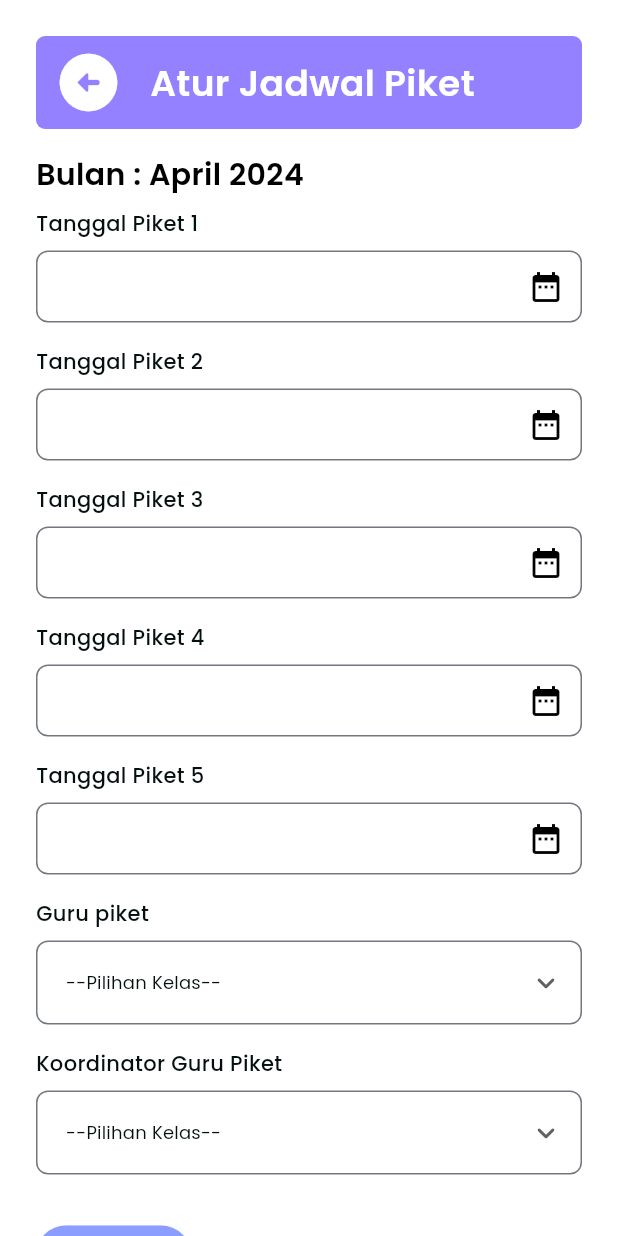
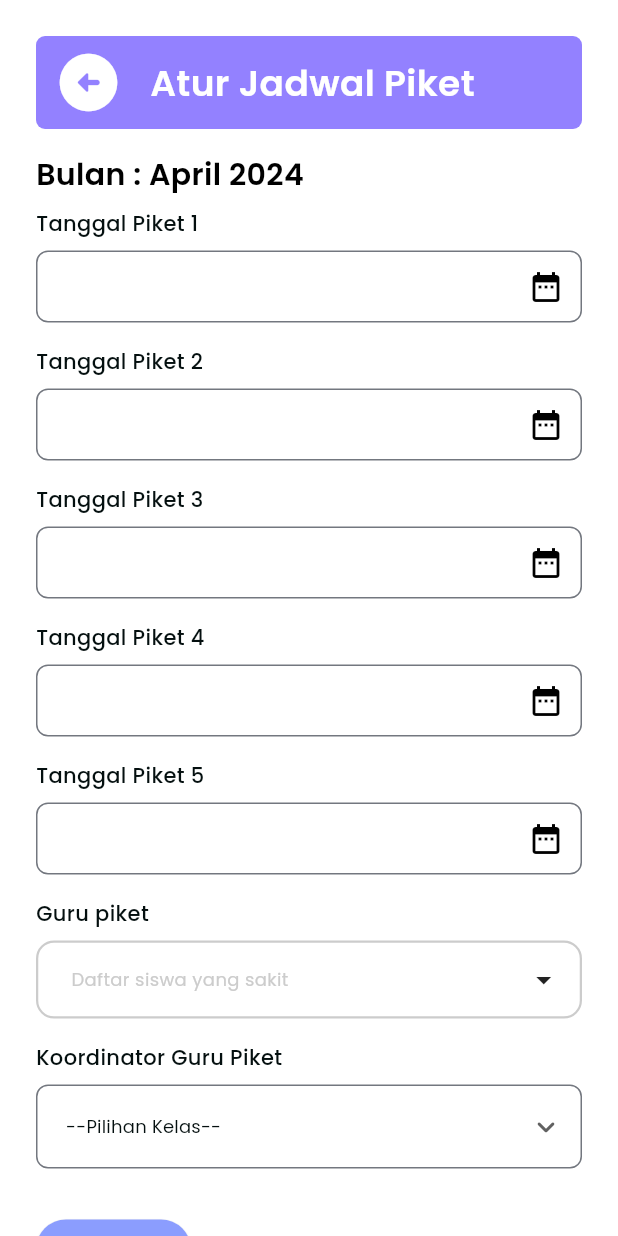
Before and after one commit to Sholid/pigur_esemkada, a Flutter app: the AturJadwalPiketScreen screen opened by its route, on a phone screen of 412 x 824 dp. Run offline on Flutter 3.47's test engine with Material 3 defaults, Android fonts, the phone set to English and light mode, and no system bars; drawn by our look-alikes of multi_dropdown; our stand-ins replace dio, dropdown_button2, get_storage, google_fonts; accounts and stored records are empty.

Commit message:
update dropdown

```diff
--- a/lib/pages/admin/atur_jadwal_piket_screen.dart
+++ b/lib/pages/admin/atur_jadwal_piket_screen.dart
@@ -5,6 +5,8 @@ import 'package:flutter/material.dart';
 import 'package:flutter/widgets.dart';
 import 'package:google_fonts/google_fonts.dart';
 import 'package:intl/intl.dart';
+import 'package:multi_dropdown/models/chip_config.dart';
+import 'package:multi_dropdown/multiselect_dropdown.dart';
 
 class AturJadwalPiketScreen extends StatefulWidget {
   static const String route = '/atur-jadwal-piket-screen';
@@ -337,60 +339,59 @@ class _AturJadwalPiketScreenState extends State<AturJadwalPiketScreen> {
                 const SizedBox(
                   height: 8,
                 ),
-                DropdownButtonFormField2<String>(
-                  isExpanded: true,
-                  decoration: InputDecoration(
-                    contentPadding: const EdgeInsets.symmetric(vertical: 16),
-                    border: OutlineInputBorder(
-                      borderRadius: BorderRadius.circular(8),
-                    ),
+                MultiSelectDropDown<String>(
+                  dropdownBackgroundColor: Colors.white,
+                  searchEnabled: true,
+                  dropdownBorderRadius: 12,
+                  searchLabel: "Cari",
+                  borderColor: const Color(0xFFCCCCCC),
+                  borderWidth: 1.5,
+                  borderRadius: 12,
+                  alwaysShowOptionIcon: false,
+                  hintFontSize: 12,
+                  hintColor: const Color(0xFFCCCCCC),
+                  animateSuffixIcon: false,
+                  hintPadding: const EdgeInsets.symmetric(horizontal: 10),
+                  hint: "Daftar siswa yang sakit",
+                  hintStyle: GoogleFonts.poppins(
+                    fontSize: 12,
+                    fontWeight: FontWeight.w400,
+                    color: const Color(0xFFCCCCCC),
                   ),
-                  hint: Text(
-                    '--Pilihan Kelas--',
-                    style: GoogleFonts.poppins(
+                  onOptionSelected:
+                      (List<ValueItem<String>> selectedOptions) {},
+                  options: [
+                    ValueItem<String>(label: "1", value: "1"),
+                    ValueItem<String>(label: "2", value: "2"),
+                    ValueItem<String>(label: "3", value: "3"),
+                  ],
+                  selectionType: SelectionType.multi,
+                  chipConfig: const ChipConfig(
+                    deleteIconColor: Colors.white,
+                    labelColor: Colors.white,
+                    padding: EdgeInsets.all(6),
+                    radius: 8,
+                    labelStyle: TextStyle(
                       fontSize: 12,
                       fontWeight: FontWeight.w400,
-                      color: const Color(0xFF040F0F),
+                      color: Colors.white,
                     ),
+                    deleteIcon: Icon(
+                      Icons.close,
+                      color: Colors.white,
+                      size: 14,
+                    ),
+                    wrapType: WrapType.wrap,
+                    backgroundColor: Colors.red,
                   ),
-                  items: genderItems
-                      .map((item) => DropdownMenuItem<String>(
-                            value: item,
-                            child: Text(
-                              item,
-                              style: const TextStyle(
-                                fontSize: 14,
-                              ),
-                            ),
-                          ))
-                      .toList(),
-                  validator: (value) {
-                    if (value == null) {
-                      return 'Please select gender.';
-                    }
-                    return null;
-                  },
-                  onChanged: (value) {
-                    //Do something when selected item is changed.
-                  },
-                  onSaved: (value) {
-                    selectedValue = value.toString();
-                  },
-                  buttonStyleData: const ButtonStyleData(
-                    padding: EdgeInsets.only(right: 8),
+                  searchBackgroundColor: Colors.white,
+                  dropdownHeight: 300,
+                  optionTextStyle: GoogleFonts.poppins(
+                    fontWeight: FontWeight.w400,
+                    fontSize: 12,
+                    color: Colors.black,
                   ),
-                  iconStyleData: const IconStyleData(
-                    icon: Icon(Icons.keyboard_arrow_down_rounded),
-                    iconSize: 24,
-                  ),
-                  dropdownStyleData: DropdownStyleData(
-                    decoration: BoxDecoration(
-                      borderRadius: BorderRadius.circular(15),
-                    ),
-                  ),
-                  menuItemStyleData: const MenuItemStyleData(
-                    padding: EdgeInsets.symmetric(horizontal: 16),
-                  ),
+                  selectedOptionIcon: const Icon(Icons.check_circle),
                 ),
                 const SizedBox(
                   height: 16,
--- a/pubspec.yaml
+++ b/pubspec.yaml
@@ -41,6 +41,7 @@ dependencies:
   get_storage: ^2.1.1
   google_fonts: ^6.2.1
   intl: ^0.19.0
+  multi_dropdown: ^2.1.4
 dev_dependencies:
   flutter_test:
     sdk: flutter
```
Also changed, not shown: pubspec.lock.
